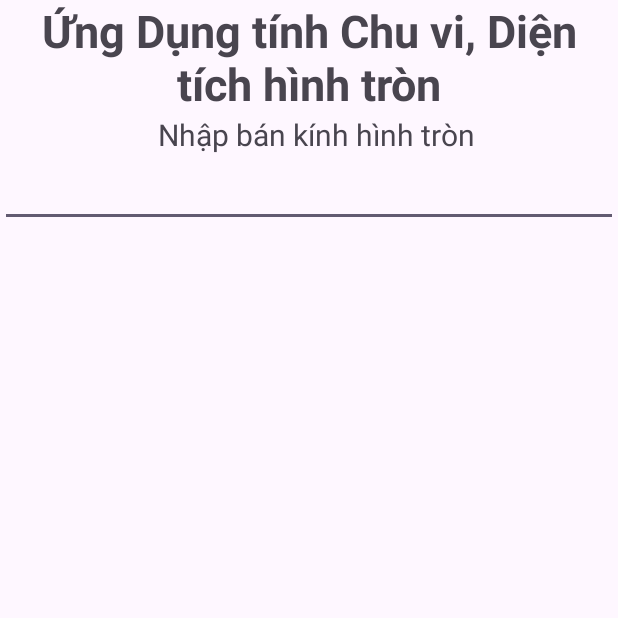
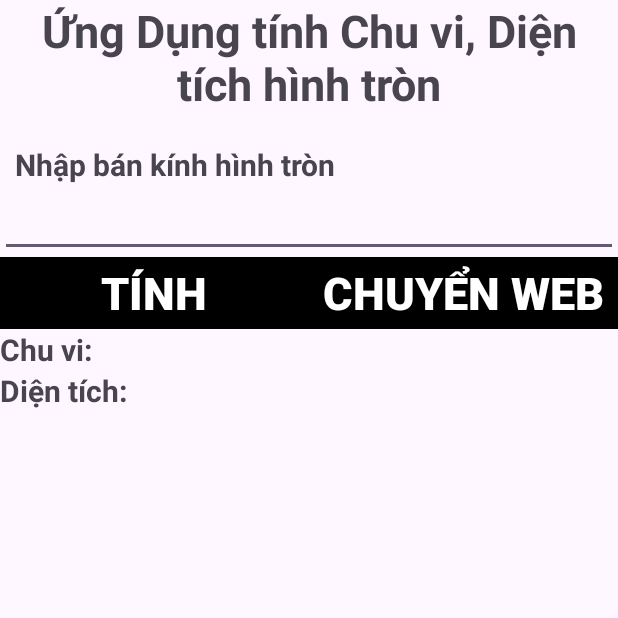
Before and after one commit to DucK215480106013/BaitapAndroid1, an Android app: the screen it shows after launch (MainActivity), on a phone screen of 412 x 824 dp, the top half of it. Run offline under Robolectric (Android 15) with nearby library versions, the phone set to English and light mode, and no system bars.

Commit message:
thêm giao diện ứng dụng

```diff
--- a/app/src/main/res/layout/activity_main.xml
+++ b/app/src/main/res/layout/activity_main.xml
@@ -15,9 +15,10 @@
         android:layout_width="match_parent"
         android:layout_height="wrap_content"/>
     <TextView
+        android:layout_marginTop="20dp"
         android:text="Nhập bán kính hình tròn"
         android:textSize="20dp"
-        android:gravity="center"
+        android:textStyle="bold"
         android:layout_marginStart="10dp"
         android:layout_width="match_parent"
         android:layout_height="wrap_content"/>
@@ -27,4 +28,66 @@
         android:id="@+id/bankinh"
         android:layout_width="match_parent"
         android:layout_height="wrap_content"/>
+    <LinearLayout
+        android:weightSum="2"
+        android:orientation="horizontal"
+        android:layout_width="match_parent"
+        android:layout_height="wrap_content">
+        <androidx.appcompat.widget.AppCompatButton
+            android:layout_weight="1"
+            android:id="@+id/btnTinh"
+            android:text="Tính"
+            android:textStyle="bold"
+            android:textSize="30dp"
+            android:background="@color/black"
+            android:textColor="@color/white"
+            android:layout_width="match_parent"
+            android:layout_height="wrap_content"/>
+        <androidx.appcompat.widget.AppCompatButton
+            android:layout_weight="1"
+            android:id="@+id/btnWeb"
+            android:text="Chuyển Web"
+            android:textStyle="bold"
+            android:textSize="30dp"
+            android:background="@color/black"
+            android:textColor="@color/white"
+            android:layout_width="match_parent"
+            android:layout_height="wrap_content"/>
+    </LinearLayout>
+
+    <LinearLayout
+        android:orientation="horizontal"
+        android:layout_width="match_parent"
+        android:layout_height="wrap_content">
+        <TextView
+            android:textSize="20dp"
+            android:textStyle="bold"
+            android:text="Chu vi:"
+            android:layout_width="wrap_content"
+            android:layout_height="wrap_content"/>
+        <TextView
+            android:id="@+id/chuvi"
+            android:textSize="20dp"
+            android:textStyle="bold"
+            android:layout_width="wrap_content"
+            android:layout_height="wrap_content"/>
+    </LinearLayout>
+    <LinearLayout
+        android:orientation="horizontal"
+        android:layout_width="match_parent"
+        android:layout_height="wrap_content">
+        <TextView
+            android:textSize="20dp"
+            android:textStyle="bold"
+            android:text="Diện tích:"
+            android:layout_width="wrap_content"
+            android:layout_height="wrap_content"/>
+        <TextView
+            android:id="@+id/dientich"
+            android:textSize="20dp"
+            android:textStyle="bold"
+            android:layout_width="wrap_content"
+            android:layout_height="wrap_content"/>
+    </LinearLayout>
+
 </LinearLayout>
```
